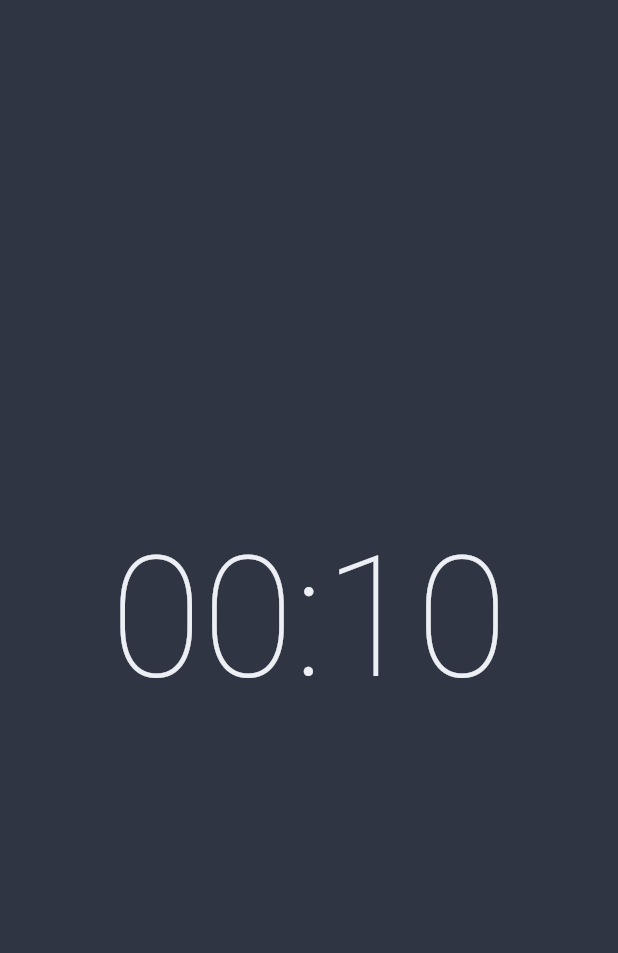
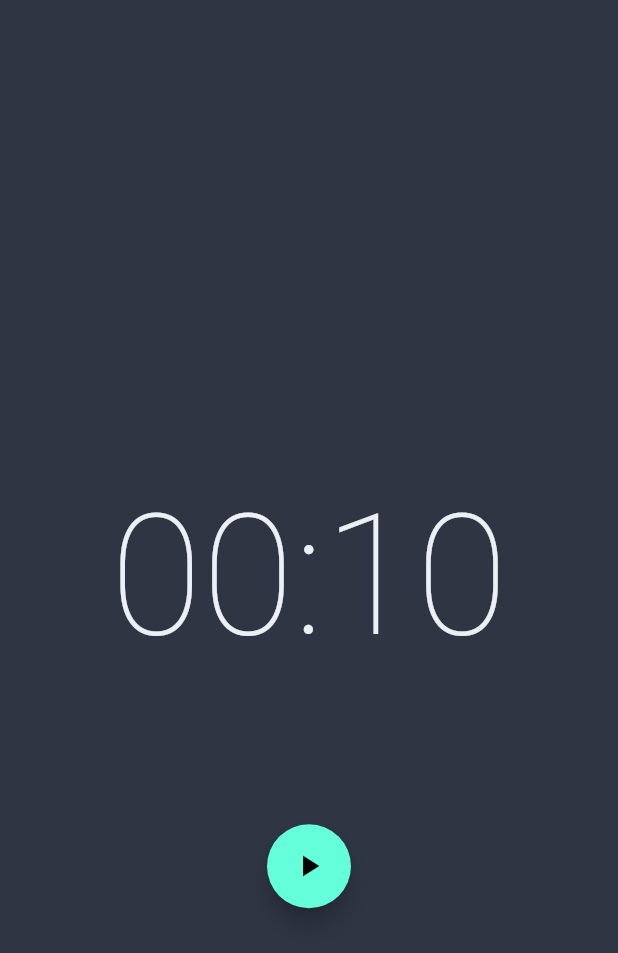
Before and after one commit to brenobattaglin/timer, a Flutter app: the screen it shows after launch, on a phone screen of 412 x 824 dp. Shown: the top 953 px of the screen. Run offline on Flutter 3.47's test engine with Material 2 defaults, Android fonts, the phone set to English and light mode, and no system bars; our stand-ins replace bloc, equatable, flutter_bloc.

Commit message:
Create actions widget

```diff
--- a/lib/timer/presentation/pages/timer_page.dart
+++ b/lib/timer/presentation/pages/timer_page.dart
@@ -28,7 +28,7 @@ class TimerView extends StatelessWidget {
                 padding: EdgeInsets.symmetric(vertical: 100.0),
                 child: Center(child: TimerText()),
               ),
-              // Actions(),
+              Actions(),
             ],
           ),
         ],
@@ -50,3 +50,52 @@ class TimerText extends StatelessWidget {
     );
   }
 }
+
+class Actions extends StatelessWidget {
+  const Actions({Key? key}) : super(key: key);
+  @override
+  Widget build(BuildContext context) {
+    return BlocBuilder<TimerBloc, TimerState>(
+      buildWhen: (prev, state) => prev.runtimeType != state.runtimeType,
+      builder: (context, state) {
+        return Row(
+          mainAxisAlignment: MainAxisAlignment.spaceEvenly,
+          children: [
+            if (state is TimerInitial) ...[
+              FloatingActionButton(
+                child: Icon(Icons.play_arrow),
+                onPressed: () => context.read<TimerBloc>().add(TimerStarted(duration: state.duration)),
+              ),
+            ],
+            if (state is TimerRunning) ...[
+              FloatingActionButton(
+                child: Icon(Icons.pause),
+                onPressed: () => context.read<TimerBloc>().add(TimerPaused()),
+              ),
+              FloatingActionButton(
+                child: Icon(Icons.replay),
+                onPressed: () => context.read<TimerBloc>().add(TimerReset()),
+              ),
+            ],
+            if (state is TimerRunningPaused) ...[
+              FloatingActionButton(
+                child: Icon(Icons.play_arrow),
+                onPressed: () => context.read<TimerBloc>().add(TimerResumed()),
+              ),
+              FloatingActionButton(
+                child: Icon(Icons.replay),
+                onPressed: () => context.read<TimerBloc>().add(TimerReset()),
+              ),
+            ],
+            if (state is TimerRunningFinished) ...[
+              FloatingActionButton(
+                child: Icon(Icons.replay),
+                onPressed: () => context.read<TimerBloc>().add(TimerReset()),
+              ),
+            ]
+          ],
+        );
+      },
+    );
+  }
+}
```
